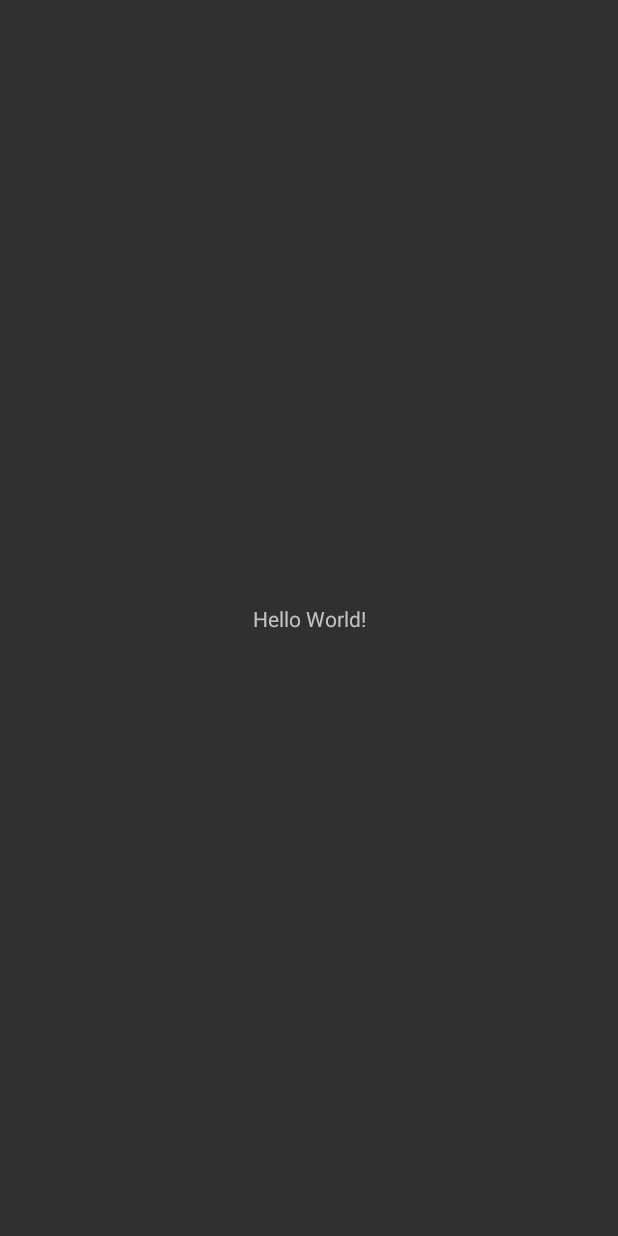
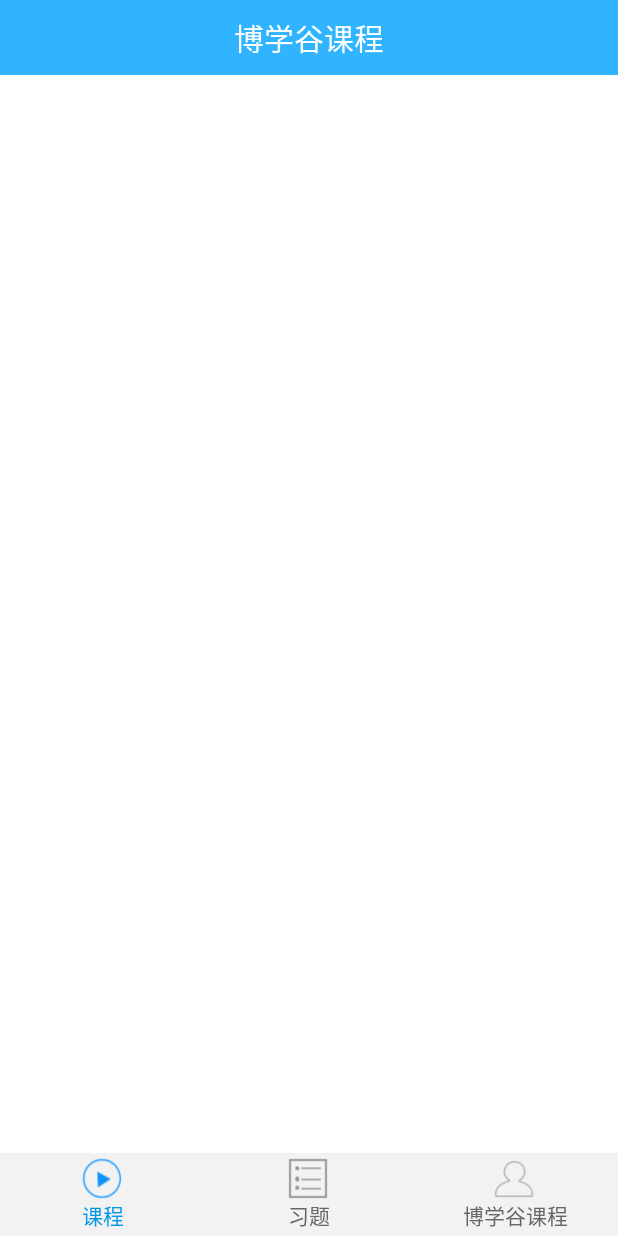
Before and after one commit to 07160820ljl/Boxuegu_LS, an Android app: the MainActivity screen opened directly, with no data from a screen before it, on a phone screen of 412 x 824 dp. Before the commit the screen is almost empty. Run offline under Robolectric (Android 15) with nearby library versions, the phone set to English and light mode, and no system bars.

Commit message:
4.1我的界面

```diff
--- a/app/src/main/AndroidManifest.xml
+++ b/app/src/main/AndroidManifest.xml
@@ -9,7 +9,7 @@
         android:roundIcon="@mipmap/ic_launcher_round"
         android:supportsRtl="true"
         android:theme="@style/Theme.AppCompat.NoActionBar">
-        <activity android:name=".MainActivity">
+        <activity android:name=".activity.MainActivity">
         </activity>
         <activity android:name=".activity.SplashActivity">
             <intent-filter>
--- a/app/src/main/java/cn/edu/gdmec/android/boxuegu/MainActivity.java
+++ /dev/null
@@ -1,13 +0,0 @@
-package cn.edu.gdmec.android.boxuegu;
-
-import android.support.v7.app.AppCompatActivity;
-import android.os.Bundle;
-
-public class MainActivity extends AppCompatActivity {
-
-    @Override
-    protected void onCreate(Bundle savedInstanceState) {
-        super.onCreate(savedInstanceState);
-        setContentView(R.layout.activity_main);
-    }
-}
--- /dev/null
+++ b/app/src/main/java/cn/edu/gdmec/android/boxuegu/activity/MainActivity.java
@@ -0,0 +1,267 @@
+package cn.edu.gdmec.android.boxuegu.activity;
+
+import android.content.Context;
+import android.content.Intent;
+import android.content.SharedPreferences;
+import android.content.pm.ActivityInfo;
+import android.graphics.Color;
+import android.support.v7.app.AppCompatActivity;
+import android.os.Bundle;
+import android.view.KeyEvent;
+import android.view.View;
+import android.widget.FrameLayout;
+import android.widget.ImageView;
+import android.widget.LinearLayout;
+import android.widget.RelativeLayout;
+import android.widget.TextView;
+import android.widget.Toast;
+
+import cn.edu.gdmec.android.boxuegu.R;
+import cn.edu.gdmec.android.boxuegu.view.MyInfoView;
+
+public class MainActivity extends AppCompatActivity implements View.OnClickListener{
+    //中间内容栏
+    private FrameLayout mBodyLayout;
+    //底部按钮栏
+    public LinearLayout mBottomlayout;
+    //底部按钮
+    private View mCourseBtn;
+    private View mExercisesBtn;
+    private View mMyInfoBtn;
+    private TextView tv_course;
+    private TextView tv_exercises;
+    private TextView tv_myInfo;
+    private ImageView iv_course;
+    private ImageView iv_exercises;
+    private ImageView iv_myInfo;
+    private TextView tv_back;
+    private TextView tv_main_title;
+    private RelativeLayout rl_title_bar;
+    private MyInfoView mMyInfoView;
+
+    @Override
+    protected void onActivityResult(int requestCode, int resultCode, Intent data) {
+        super.onActivityResult(requestCode, resultCode, data);
+        if (data != null){
+            //从设置界面或登录界面传递过来的登录状态
+            boolean isLogin = data.getBooleanExtra("isLogin",false);
+            if (isLogin){
+                clearBottomImageState();
+                selectDisplayView(0);
+            }
+            if (mMyInfoView != null){
+                //登录成功或退出登录时根据isLogin设置我的界面
+                mMyInfoView.setLoginParams(isLogin);
+            }
+        }
+    }
+
+    @Override
+    protected void onCreate(Bundle savedInstanceState) {
+        super.onCreate(savedInstanceState);
+        setContentView(R.layout.activity_main);
+        //设置此界面为竖屏
+        setRequestedOrientation(ActivityInfo.SCREEN_ORIENTATION_PORTRAIT);
+        init();
+        initBottomBar();
+        setListener();
+        setInitStatus();
+    }
+
+    /**
+     * 获取界面上的UI控件
+     */
+    private void init() {
+        tv_back = (TextView) findViewById(R.id.tv_back);
+        tv_main_title = (TextView) findViewById(R.id.tv_main_title);
+        tv_main_title.setText("博学谷课程");
+        rl_title_bar = (RelativeLayout) findViewById(R.id.title_bar);
+        rl_title_bar.setBackgroundColor(Color.parseColor("#30B4FF"));
+        tv_back.setVisibility(View.GONE);
+        initBodyLayout();
+    }
+
+    /**
+     * 获取底部导航栏上的控件
+     */
+    private void initBottomBar(){
+        mBottomlayout = (LinearLayout) findViewById(R.id.main_bottom_bar);
+        mCourseBtn = findViewById(R.id.bottom_bar_course_btn);
+        mExercisesBtn = findViewById(R.id.bottom_bar_course_btn);
+        mMyInfoBtn = findViewById(R.id.bottom_bar_myinfo_btn);
+        tv_course = (TextView) findViewById(R.id.bottom_bar_text_course);
+        tv_exercises = (TextView) findViewById(R.id.bottom_bar_text_course);
+        tv_myInfo = (TextView)findViewById(R.id.bottom_bar_text_myinfo);
+        iv_myInfo = (ImageView) findViewById(R.id.bottom_bar_image_myinfo);
+        iv_exercises = (ImageView) findViewById(R.id.bottom_bar_image_exercises);
+        iv_course = (ImageView) findViewById(R.id.bottom_bar_image_course);
+    }
+    private void initBodyLayout(){
+        mBodyLayout =(FrameLayout) findViewById(R.id.main_body);
+    }
+
+    /**
+     * 控件的点击事件
+     * @param v
+     */
+    @Override
+    public void onClick(View v) {
+        switch (v.getId()){
+            //课程的点击事件
+            case R.id.bottom_bar_course_btn:
+                clearBottomImageState();
+                selectDisplayView(0);
+                break;
+            //习题的点击事件
+            case R.id.bottom_bar_exercises_btn:
+                clearBottomImageState();
+                selectDisplayView(1);
+                break;
+            //我的点击事件
+            case R.id.bottom_bar_myinfo_btn:
+                clearBottomImageState();
+                selectDisplayView(2);
+                break;
+            default:
+                break;
+        }
+    }
+
+    /**
+     * 设置底部三个按钮的点击监听事件
+     */
+    private void setListener(){
+        for (int i = 0;i < mBottomlayout.getChildCount();i++){
+            mBottomlayout.getChildAt(i).setOnClickListener(this);
+        }
+    }
+    /**
+     * 清除底部按钮的选中状态
+     */
+    private void clearBottomImageState(){
+        tv_course.setTextColor(Color.parseColor("#666666"));
+        tv_exercises.setTextColor(Color.parseColor("#666666"));
+        tv_myInfo.setTextColor(Color.parseColor("#666666"));
+        iv_course.setImageResource(R.drawable.main_course_icon);
+        iv_exercises.setImageResource(R.drawable.main_exercises_icon);
+        iv_myInfo.setImageResource(R.drawable.main_my_icon);
+        for (int i = 0;i <mBottomlayout.getChildCount();i++){
+            mBottomlayout.getChildAt(i).setSelected(false);
+        }
+    }
+    /**
+     * 设置底部按钮的选中状态
+     */
+    private void setSelectedstatus(int index){
+        switch(index){
+            case 0:
+                mCourseBtn.setSelected(true);
+                iv_course.setImageResource(R.drawable.main_course_icon_selected);
+                tv_course.setTextColor(Color.parseColor("#0097E7"));
+                rl_title_bar.setVisibility(View.VISIBLE);
+                tv_myInfo.setText("博学谷课程");
+                break;
+            case 1:
+                mCourseBtn.setSelected(true);
+                iv_course.setImageResource(R.drawable.main_exercises_icon_selected);
+                tv_course.setTextColor(Color.parseColor("#0097E7"));
+                rl_title_bar.setVisibility(View.VISIBLE);
+                tv_myInfo.setText("博学谷习题");
+                break;
+            case 2:
+                mCourseBtn.setSelected(true);
+                iv_course.setImageResource(R.drawable.main_my_icon_selected);
+                tv_course.setTextColor(Color.parseColor("#0097E7"));
+                rl_title_bar.setVisibility(View.GONE);
+                break;
+        }
+    }
+    /**
+     * 移除不需要的视图
+     */
+    private void removeAllView(){
+        for (int i = 0;i < mBottomlayout.getChildCount();i++){
+            mBodyLayout.getChildAt(i).setVisibility(View.GONE);
+        }
+    }
+    /**
+     * 设置界面view的初始化状态
+     */
+    private void setInitStatus(){
+        clearBottomImageState();
+        setSelectedstatus(0);
+        createView(0);
+    }
+    /**
+     * 显示对应的页面
+     */
+    private void selectDisplayView(int index){
+        removeAllView();
+        createView(index);
+        setSelectedstatus(index);
+    }
+    /**
+     * 选择视图
+     */
+    private void createView (int viewIndex){
+        switch (viewIndex){
+            case 0:
+                //课程界面
+                break;
+            case 1:
+                //习题界面
+                break;
+            case 2:
+                //我的界面
+                if (mMyInfoView == null){
+                    mMyInfoView = new MyInfoView(this);
+                    mBodyLayout.addView(mMyInfoView.getView());
+                }else{
+                    mMyInfoView.getView();
+                }
+                mMyInfoView.showView();
+                break;
+        }
+    }
+    protected long exitTime;
+    @Override
+    public boolean onKeyDown(int keyCode, KeyEvent event){
+        if (keyCode == KeyEvent.KEYCODE_BACK && event.getAction() == KeyEvent.ACTION_DOWN){
+            if ((System.currentTimeMillis() - exitTime) > 2000){
+                Toast.makeText(MainActivity.this, "再按一次推出博学谷",Toast.LENGTH_SHORT).show();
+                exitTime = System.currentTimeMillis();
+            }else{
+                MainActivity.this.finish();
+                if (readLoginStatus()){
+                    clearLoginstatus();
+                }
+                System.exit(0);
+            }
+            return true;
+        }
+        return super.onKeyDown(keyCode,event);
+    }
+    /**
+     * 获取SharedPreferenses中的登录状态
+     */
+    private boolean readLoginStatus(){
+        SharedPreferences sp = getSharedPreferences("loginInfo", Context.MODE_PRIVATE);
+        boolean isLogin = sp.getBoolean("isLogin",false);
+        return isLogin;
+    }
+    /**
+     * 清除SharedPreferences中的登录状态
+     */
+    private void clearLoginstatus(){
+        SharedPreferences sp = getSharedPreferences("loginInfo",Context.MODE_PRIVATE);
+        //获取编辑器
+        SharedPreferences.Editor editor = sp.edit();
+        //清除登录状态
+        editor.putBoolean("isLogin",false);
+        //清除登录时的用户名
+        editor.putString("loginUserName","");
+        //提交修改
+        editor.commit();
+
+    }
+}
--- a/app/src/main/java/cn/edu/gdmec/android/boxuegu/activity/RegisterActivity.java
+++ b/app/src/main/java/cn/edu/gdmec/android/boxuegu/activity/RegisterActivity.java
@@ -87,6 +87,7 @@ public class RegisterActivity extends AppCompatActivity {
             }
         });
     }
+
     /**
      * 获取控件中的字符串
      */
--- a/app/src/main/java/cn/edu/gdmec/android/boxuegu/activity/SplashActivity.java
+++ b/app/src/main/java/cn/edu/gdmec/android/boxuegu/activity/SplashActivity.java
@@ -8,12 +8,9 @@ import android.support.v7.app.AppCompatActivity;
 import android.os.Bundle;
 import android.widget.TextView;
 
-import org.w3c.dom.Text;
-
 import java.util.Timer;
 import java.util.TimerTask;
 
-import cn.edu.gdmec.android.boxuegu.MainActivity;
 import cn.edu.gdmec.android.boxuegu.R;
 
 public class SplashActivity extends AppCompatActivity {
--- a/app/src/main/res/layout/activity_main.xml
+++ b/app/src/main/res/layout/activity_main.xml
@@ -1,19 +1,115 @@
 <?xml version="1.0" encoding="utf-8"?>
-<android.support.constraint.ConstraintLayout
+<RelativeLayout
     xmlns:android="http://schemas.android.com/apk/res/android"
-    xmlns:app="http://schemas.android.com/apk/res-auto"
-    xmlns:tools="http://schemas.android.com/tools"
     android:layout_width="match_parent"
-    android:layout_height="match_parent"
-    tools:context="cn.edu.gdmec.android.boxuegu.MainActivity">
+    android:layout_height="wrap_content"
+    android:orientation="vertical">
 
-    <TextView
-        android:layout_width="wrap_content"
-        android:layout_height="wrap_content"
-        android:text="Hello World!"
-        app:layout_constraintBottom_toBottomOf="parent"
-        app:layout_constraintLeft_toLeftOf="parent"
-        app:layout_constraintRight_toRightOf="parent"
-        app:layout_constraintTop_toTopOf="parent"/>
+    <LinearLayout
+        android:layout_width="fill_parent"
+        android:layout_height="fill_parent"
+        android:background="@android:color/white"
+        android:orientation="vertical">
+        <include layout="@layout/main_title_bar"/>
+        <FrameLayout
+            android:id="@+id/main_body"
+            android:layout_width="match_parent"
+            android:layout_height="match_parent"
+            android:background="@android:color/white"/>
+    </LinearLayout>
+    <LinearLayout
+        android:id="@+id/main_bottom_bar"
+        android:layout_width="match_parent"
+        android:layout_height="55dp"
+        android:layout_alignParentBottom="true"
+        android:background="#F2F2F2"
+        android:orientation="horizontal">
+        <RelativeLayout
+            android:id="@+id/bottom_bar_course_btn"
+            android:layout_width="0dp"
+            android:layout_height="fill_parent"
+            android:layout_weight="1">
+            <TextView
+                android:id="@+id/bottom_bar_text_course"
+                android:layout_width="fill_parent"
+                android:layout_height="wrap_content"
+                android:layout_alignParentBottom="true"
+                android:layout_centerHorizontal="true"
+                android:layout_marginBottom="3dp"
+                android:gravity="center"
+                android:singleLine="true"
+                android:text="课程"
+                android:textColor="#666666"
+                android:textSize="14sp"/>
+            <ImageView
+                android:id="@+id/bottom_bar_image_course"
+                android:layout_width="27dp"
+                android:layout_height="27dp"
+                android:layout_above="@id/bottom_bar_text_course"
+                android:layout_alignParentTop="true"
+                android:layout_centerHorizontal="true"
+                android:layout_marginTop="3dp"
+                android:src="@drawable/main_course_icon"/>
 
-</android.support.constraint.ConstraintLayout>
+        </RelativeLayout>
+        <RelativeLayout
+            android:id="@+id/bottom_bar_exercises_btn"
+            android:layout_width="0dp"
+            android:layout_height="fill_parent"
+            android:layout_weight="1">
+            <TextView
+                android:id="@+id/bottom_bar_text_exercises"
+                android:layout_width="fill_parent"
+                android:layout_height="wrap_content"
+                android:layout_alignParentBottom="true"
+                android:layout_centerHorizontal="true"
+                android:layout_marginBottom="3dp"
+                android:gravity="center"
+                android:singleLine="true"
+                android:text="习题"
+                android:textColor="#666666"
+                android:textSize="14sp"/>
+            <ImageView
+                android:id="@+id/bottom_bar_image_exercises"
+                android:layout_width="27dp"
+                android:layout_height="27dp"
+                android:layout_above="@id/bottom_bar_text_exercises"
+                android:layout_alignParentTop="true"
+                android:layout_centerHorizontal="true"
+                android:layout_marginTop="3dp"
+                android:src="@drawable/main_exercises_icon"/>
+
+        </RelativeLayout>
+        <RelativeLayout
+            android:id="@+id/bottom_bar_myinfo_btn"
+            android:layout_width="0dp"
+            android:layout_height="fill_parent"
+            android:layout_weight="1">
+            <TextView
+                android:id="@+id/bottom_bar_text_myinfo"
+                android:layout_width="fill_parent"
+                android:layout_height="wrap_content"
+                android:layout_alignParentBottom="true"
+                android:layout_centerHorizontal="true"
+                android:layout_marginBottom="3dp"
+                android:gravity="center"
+                android:singleLine="true"
+                android:text="我"
+                android:textColor="#666666"
+                android:textSize="14sp"/>
+            <ImageView
+                android:id="@+id/bottom_bar_image_myinfo"
+                android:layout_width="27dp"
+                android:layout_height="27dp"
+                android:layout_above="@id/bottom_bar_text_myinfo"
+                android:layout_alignParentTop="true"
+                android:layout_centerHorizontal="true"
+                android:layout_marginTop="3dp"
+                android:src="@drawable/main_my_icon"/>
+
+        </RelativeLayout>
+
+    </LinearLayout>
+
+
+</RelativeLayout>
```
Also changed, not shown: app/src/main/java/cn/edu/gdmec/android/boxuegu/utils/AnalysisUtils.java (added, +20 -0 lines), app/src/main/java/cn/edu/gdmec/android/boxuegu/view/MyInfoView.java (added, +127 -0 lines), app/src/main/res/layout/main_view_myinfo.xml (added, +115 -0 lines), app/src/main/res/drawable/course_history_icon.png (added), app/src/main/res/drawable/iv_right_arrow.png (added), app/src/main/res/drawable/main_course_icon.png (added), app/src/main/res/drawable/main_course_icon_selected.png (added), app/src/main/res/drawable/main_exercises_icon.png (added), app/src/main/res/drawable/main_exercises_icon_selected.png (added), app/src/main/res/drawable/main_my_icon.png (added), app/src/main/res/drawable/main_my_icon_selected.png (added), app/src/main/res/drawable/myinfo_login_bg.png (added), app/src/main/res/drawable/myinfo_setting_icon.png (added).
